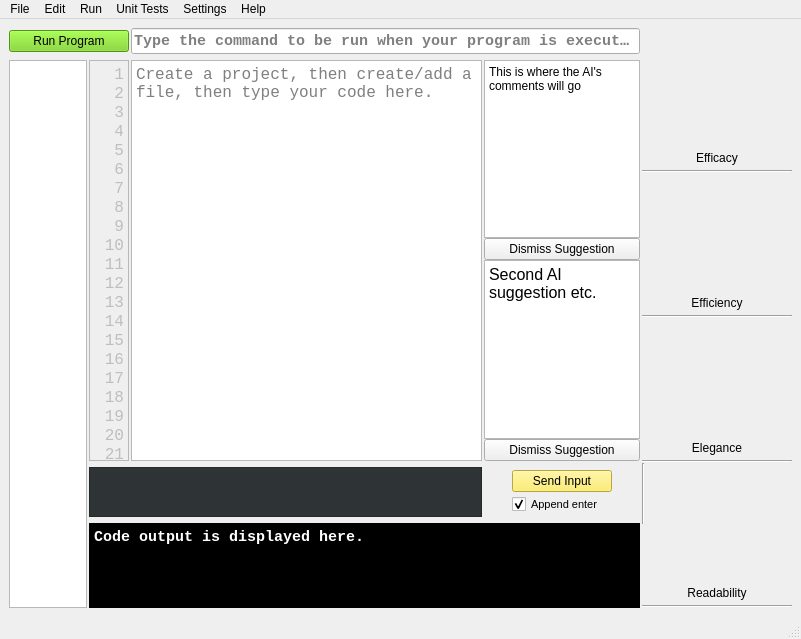
This is version2.ui in starswap/MLProgrammingIDE as Qt 5 draws it before an edit. The edited form follows.
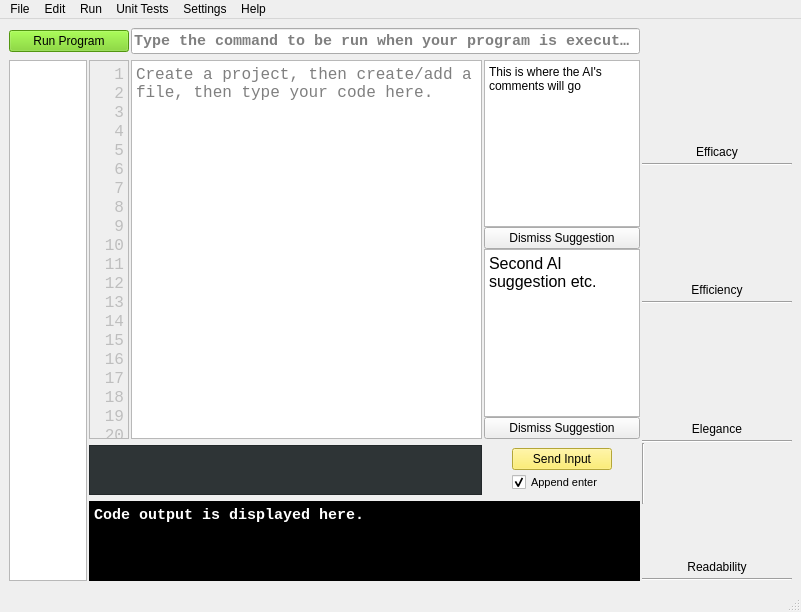
This is the edited form. Custom widgets are drawn as their Qt base class.

What changed in the file:
```diff
--- a/version2.ui
+++ b/version2.ui
@@ -7,7 +7,7 @@
     <x>0</x>
     <y>0</y>
     <width>801</width>
-    <height>639</height>
+    <height>612</height>
    </rect>
   </property>
   <property name="windowTitle">
```
Left out of the diff: 2 changed lines with no effect on the pictures.
